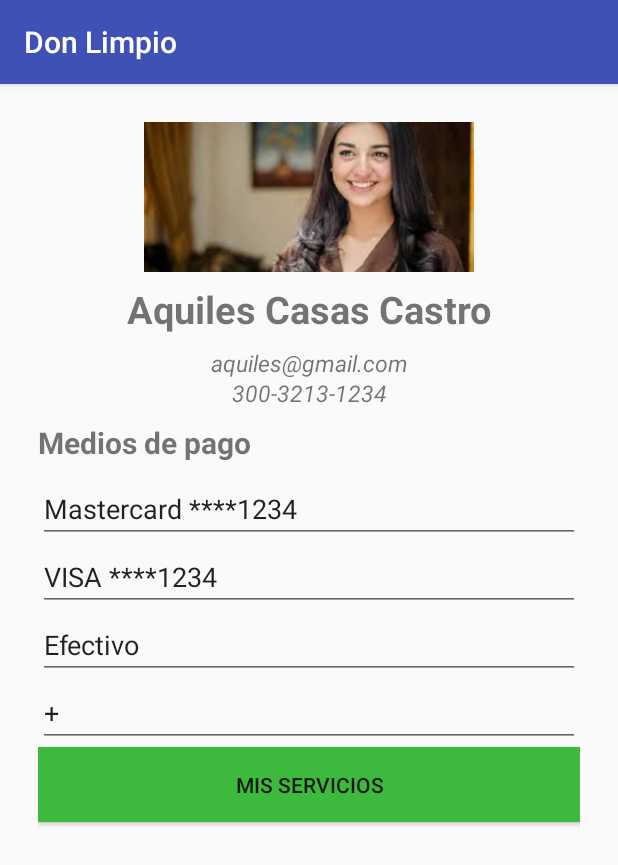
After one commit to CMovilMSC201830/DonLimpio, an Android app: the ProfileActivity screen opened directly, with no data from a screen before it, on a phone screen of 412 x 824 dp. The commit adds this screen. Shown: the top 865 px of the screen. Run offline under Robolectric (Android 15) with nearby library versions, the phone set to English and light mode, and no system bars.

Commit message:
profile linked

```diff
--- a/DonLimpioApp/app/src/main/AndroidManifest.xml
+++ b/DonLimpioApp/app/src/main/AndroidManifest.xml
@@ -27,7 +27,8 @@
         <activity android:name=".ServicesActivity" />
         <activity android:name=".LocationActivity" />
         <activity android:name=".DateTimePickerActivity" />
-        <activity android:name=".ScheduleActivity"></activity>
+        <activity android:name=".ScheduleActivity" />
+        <activity android:name=".ProfileActivity"></activity>
     </application>
 
 </manifest>
--- /dev/null
+++ b/DonLimpioApp/app/src/main/java/javeriana/edu/co/donlimpio/ProfileActivity.java
@@ -0,0 +1,13 @@
+package javeriana.edu.co.donlimpio;
+
+import android.support.v7.app.AppCompatActivity;
+import android.os.Bundle;
+
+public class ProfileActivity extends AppCompatActivity {
+
+    @Override
+    protected void onCreate(Bundle savedInstanceState) {
+        super.onCreate(savedInstanceState);
+        setContentView(R.layout.activity_profile);
+    }
+}
--- /dev/null
+++ b/DonLimpioApp/app/src/main/res/layout/activity_profile.xml
@@ -0,0 +1,91 @@
+<?xml version="1.0" encoding="utf-8"?>
+<RelativeLayout xmlns:android="http://schemas.android.com/apk/res/android"
+    xmlns:app="http://schemas.android.com/apk/res-auto"
+    xmlns:tools="http://schemas.android.com/tools"
+    android:layout_width="match_parent"
+    android:layout_height="match_parent"
+    tools:context=".ProfileActivity"
+    android:layout_margin="25dp">
+
+    <ImageButton
+        android:layout_width="220dp"
+        android:layout_height="100dp"
+        android:layout_centerHorizontal="true"
+        android:src="@drawable/profile_image"
+        android:scaleType="centerCrop"
+        android:background="#fff"
+        android:id="@+id/profile_image"/>
+    <TextView
+        android:layout_width="match_parent"
+        android:layout_height="50dp"
+        android:text="Aquiles Casas Castro"
+        android:layout_below="@+id/profile_image"
+        android:textStyle="bold"
+        android:gravity="center"
+        android:textSize="25dp"
+        android:id="@+id/name"/>
+    <TextView
+        android:layout_width="match_parent"
+        android:layout_height="20dp"
+        android:text="aquiles@gmail.com"
+        android:layout_below="@+id/name"
+        android:textStyle="italic"
+        android:gravity="center"
+        android:textSize="15dp"
+        android:id="@+id/mail"/>
+
+    <TextView
+        android:layout_width="match_parent"
+        android:layout_height="20dp"
+        android:text="300-3213-1234"
+        android:layout_below="@+id/mail"
+        android:textStyle="italic"
+        android:gravity="center"
+        android:textSize="15dp"
+        android:id="@+id/phone"/>
+
+    <TextView
+        android:layout_width="match_parent"
+        android:layout_height="25dp"
+        android:text="Medios de pago"
+        android:layout_below="@+id/phone"
+        android:textStyle="bold"
+        android:layout_marginTop="10dp"
+        android:textSize="20dp"
+        android:id="@+id/payment"/>
+    <EditText
+        android:id="@+id/cc1"
+        android:text="Mastercard ****1234"
+        android:layout_width="match_parent"
+        android:layout_height="wrap_content"
+        android:layout_below="@+id/payment"
+        android:focusable="false"
+        android:layout_marginTop="10dp"/>
+    <EditText
+        android:id="@+id/cc2"
+        android:text="VISA ****1234"
+        android:layout_width="match_parent"
+        android:layout_height="wrap_content"
+        android:layout_below="@+id/cc1"
+        android:focusable="false"/>
+    <EditText
+        android:id="@+id/cash"
+        android:text="Efectivo"
+        android:layout_width="match_parent"
+        android:layout_height="wrap_content"
+        android:layout_below="@+id/cc2"
+        android:focusable="false"/>
+    <EditText
+        android:id="@+id/add"
+        android:text="+"
+        android:layout_width="match_parent"
+        android:layout_height="wrap_content"
+        android:layout_below="@+id/cash"
+        android:focusable="false"/>
+    <Button
+        android:layout_width="match_parent"
+        android:layout_height="50dp"
+        android:layout_below="@id/add"
+        android:text="Mis Servicios"
+        android:background="@color/greenButtons"/>
+</RelativeLayout>
--- a/DonLimpioApp/app/src/main/res/values/strings.xml
+++ b/DonLimpioApp/app/src/main/res/values/strings.xml
@@ -1,5 +1,5 @@
 <resources>
-    <string name="app_name">Best app ever Don Limpio</string>
+    <string name="app_name">Don Limpio</string>
 
     <!-- Strings related to login -->
     <string name="prompt_email">Email</string>
```
Also changed, not shown: DonLimpioApp/app/src/main/java/javeriana/edu/co/donlimpio/ScheduleActivity.java (+17 -0 lines), DonLimpioApp/app/src/main/java/javeriana/edu/co/donlimpio/ServicesActivity.java (+11 -0 lines), DonLimpioApp/app/src/main/res/layout/activity_schedule.xml (+71 -3 lines), DonLimpioApp/app/src/main/res/layout/activity_services.xml (+8 -0 lines), DonLimpioApp/app/src/main/res/drawable/profile.jpg (added), DonLimpioApp/app/src/main/res/drawable/profile_image.jpg (added).
